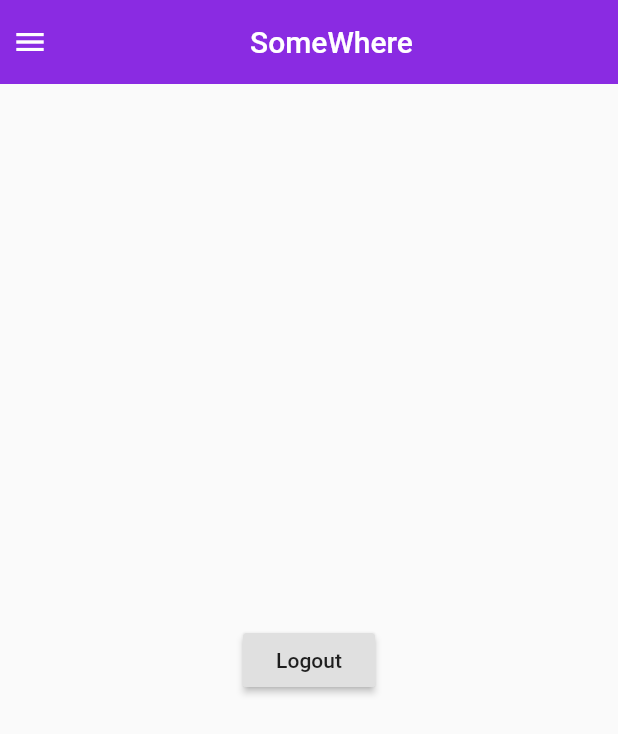
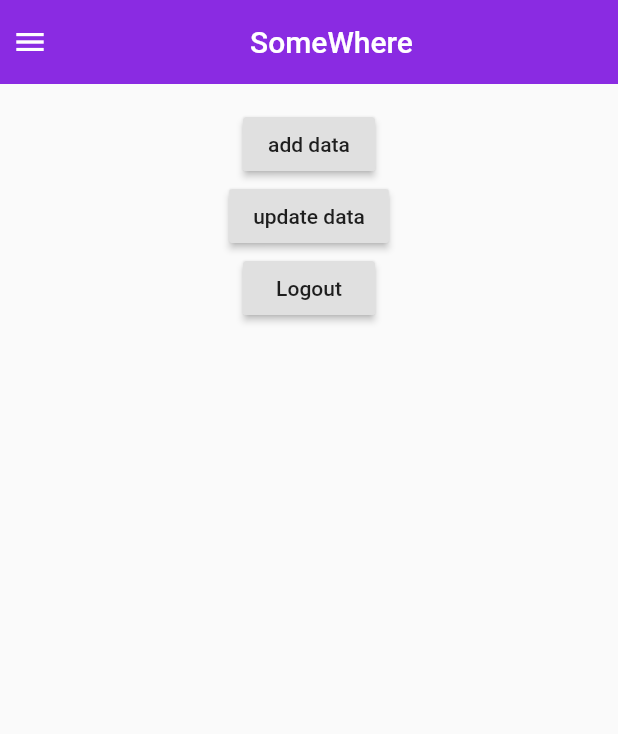
Before and after one commit to Deepraj99/SomeWhere, a Flutter app: the screen it shows once a user with an empty profile is signed in, after a tap on "Logout", on a phone screen of 412 x 824 dp. Shown: the top 734 px of the screen. Run offline on Flutter 3.47's test engine with Material 2 defaults, Android fonts, the phone set to English and light mode, and no system bars; our stand-ins replace firebase_auth, firebase_core, firebase_database, tuple; accounts and stored records are empty; Roboto replaces fonts that are missing (GreatVibes).

Commit message:
data push

```diff
--- a/lib/MainWidget.dart
+++ b/lib/MainWidget.dart
@@ -1,7 +1,8 @@
 import 'package:flutter/material.dart';
 import 'package:somewhere/AppBar.dart';
 import 'package:firebase_auth/firebase_auth.dart';
-
+import 'package:firebase_database/firebase_database.dart';
+import 'models/userModels.dart';
 class MainWidget extends StatefulWidget {
   @override
   _MainWidgetState createState() => _MainWidgetState();
@@ -10,6 +11,10 @@ class MainWidget extends StatefulWidget {
 class _MainWidgetState extends State<MainWidget> {
 
     final FirebaseAuth _auth = FirebaseAuth.instance;
+
+    DatabaseReference _databaseReference = FirebaseDatabase.instance.reference();
+
+    String email = "";
 
   @override
   Widget build(BuildContext context) {
@@ -33,7 +38,7 @@ class _MainWidgetState extends State<MainWidget> {
             ),
             ListTile(
               title: Text("Category"),
-              trailing: Icon(Icons.card_travel),
+              trailing: Icon(Icons.ac_unit),
               onTap: () => Navigator.of(context).pushNamed("/a"),
             ),
             ListTile(
@@ -56,11 +61,43 @@ class _MainWidgetState extends State<MainWidget> {
         ),
       ),
 
-      body: Center(child: RaisedButton(child: Text("Logout"), onPressed: () {
-        _auth.signOut();
-              Navigator.pushReplacementNamed(context,"/signInPage");
+      body: Center(child: Column(
+        children: [
+          Text(email),
 
-      }),),
+          RaisedButton(child: Text("add data"), onPressed: () async {
+
+
+
+          DataSnapshot data = await _databaseReference.child("deepak").once();
+
+          UserData user1 = UserData.fromSnapshot(data);
+
+          setState(() {
+                      email = user1.email;
+                    });
+
+          }),
+
+
+
+          RaisedButton(child: Text("update data"), onPressed: () async {
+
+          UserData user1 = UserData("Deepak",7877,"deepak@gmail.com");
+
+          await _databaseReference.child("deepak").set(user1.toJson());
+
+
+
+          }),
+
+          RaisedButton(child: Text("Logout"), onPressed: () {
+            _auth.signOut();
+                  Navigator.pushReplacementNamed(context,"/signInPage");
+
+          }),
+        ],
+      ),),
     );
   }
 }
--- a/lib/models/userModels.dart
+++ b/lib/models/userModels.dart
@@ -1,21 +1,21 @@
 import 'package:flutter/material.dart';
 import 'package:firebase_database/firebase_database.dart';
 
-class Todo {
+class UserData {
   String key;
   String name;
-  bool number;
+  int number;
   String email;
 
-  Todo(this.name, this.number, this.email);
+  UserData(this.name, this.number, this.email);
 
-  Todo.fromSnapshot(DataSnapshot snapshot) :
+  UserData.fromSnapshot(DataSnapshot snapshot) :
     key = snapshot.key,
     name = snapshot.value["name"],
     number = snapshot.value["number"],
     email = snapshot.value["email"];
 
-  toJson() {
+  Map<String,dynamic> toJson() {
     return {
       "name": name,
       "number": number,
```
